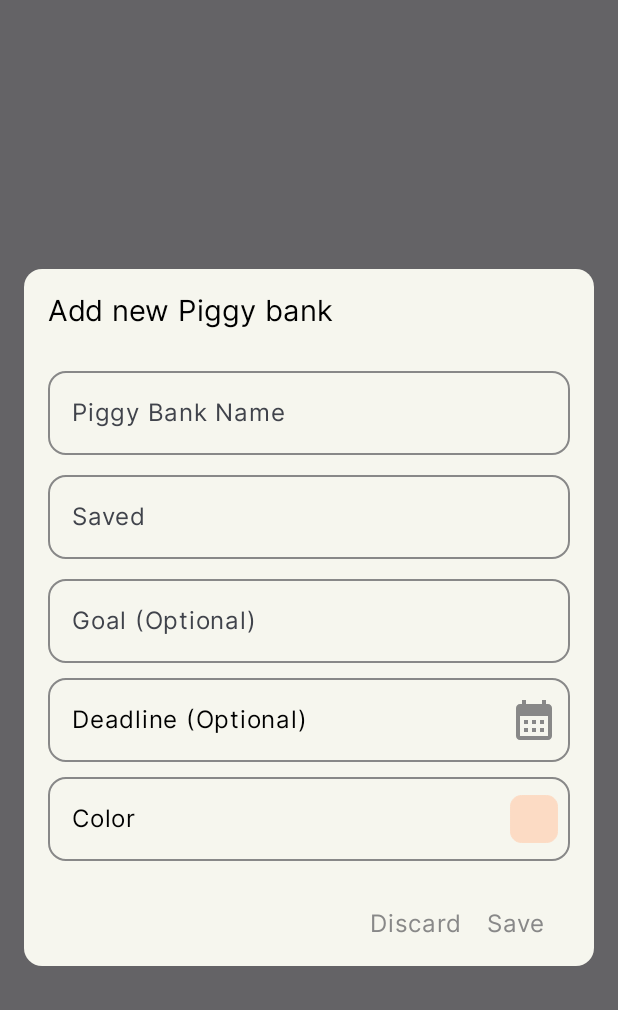
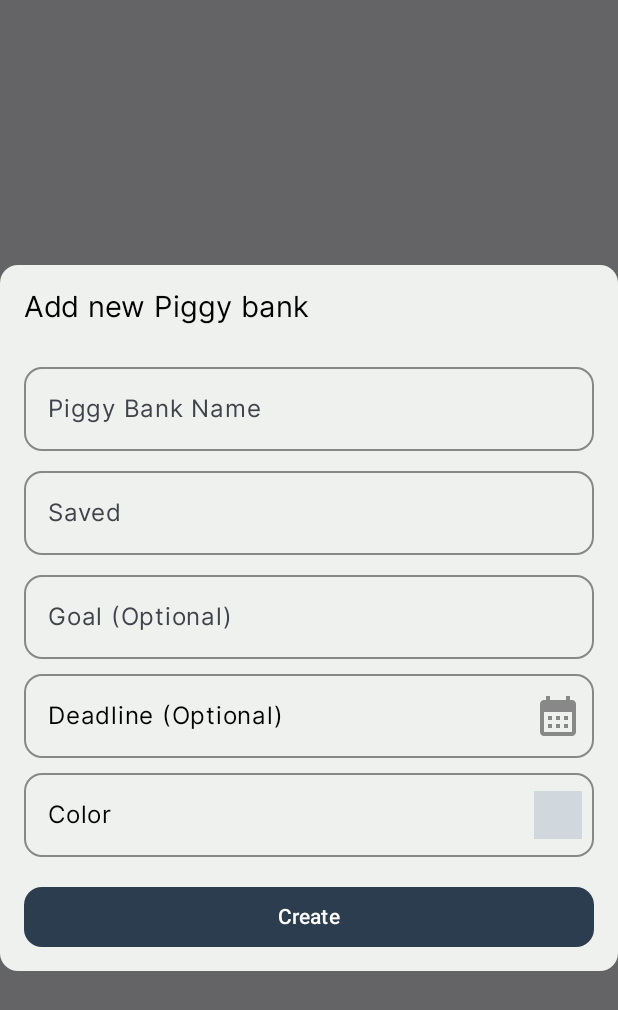
Before and after one commit to AdrianIkeaba/Piggy, an Android app built with Jetpack Compose: the composable CreateNewPiggy shown on its own in the app's theme, on a phone screen of 412 x 824 dp. Shown: the top 1010 px of the screen. Run offline under Robolectric (Android 15) with nearby library versions, the phone set to English and light mode, and no system bars; libraries missing offline, so code that uses them is left out: coil.decode; 5 statements that could not run were skipped.

Commit message:
first push

```diff
--- a/app/src/main/java/com/ghostdev/piggy/ui/view/Home.kt
+++ b/app/src/main/java/com/ghostdev/piggy/ui/view/Home.kt
@@ -9,7 +9,6 @@ import androidx.compose.foundation.layout.Arrangement
 import androidx.compose.foundation.layout.Box
 import androidx.compose.foundation.layout.Column
 import androidx.compose.foundation.layout.Row
-import androidx.compose.foundation.layout.Spacer
 import androidx.compose.foundation.layout.fillMaxHeight
 import androidx.compose.foundation.layout.fillMaxSize
 import androidx.compose.foundation.layout.fillMaxWidth
@@ -58,15 +57,12 @@ import androidx.compose.ui.text.style.TextAlign
 import androidx.compose.ui.unit.dp
 import androidx.compose.ui.unit.sp
 import androidx.compose.ui.window.Dialog
-import androidx.core.text.isDigitsOnly
 import androidx.lifecycle.viewmodel.compose.viewModel
 import androidx.navigation.NavController
 import com.ghostdev.piggy.R
 import com.ghostdev.piggy.ui.theme.Inter
 import com.ghostdev.piggy.ui.theme.KronaOne
 import com.ghostdev.piggy.ui.theme.colorOne
-import com.ghostdev.piggy.ui.theme.colorThree
-import com.ghostdev.piggy.ui.theme.cursorColor
 import com.ghostdev.piggy.ui.theme.leftButtonColor
 import com.ghostdev.piggy.ui.theme.premiumPrimary
 import com.ghostdev.piggy.ui.theme.premiumSecondary
@@ -78,9 +74,6 @@ import com.ghostdev.piggy.ui.view.customcomposables.AutoResizeText
 import com.ghostdev.piggy.ui.view.customcomposables.FontSizeRange
 import com.ghostdev.piggy.ui.view.viewmodel.BottomSheetViewModel
 import kotlinx.coroutines.launch
-import java.text.DecimalFormat
-import java.text.NumberFormat
-import java.util.Locale
 
 
 @OptIn(ExperimentalMaterial3Api::class)
@@ -248,17 +241,15 @@ fun CreateNewPiggy(onDismiss: () -> Unit) {
     var piggyName by remember { mutableStateOf("") }
     var saved by remember { mutableStateOf("") }
     var goal by remember { mutableStateOf("") }
-    var deadline by remember { mutableStateOf("Deadline (Optional)") }
-    var color by remember { mutableStateOf("Color") }
+    val deadline by remember { mutableStateOf("Deadline (Optional)") }
+    val color by remember { mutableStateOf("Color") }
+
+    var colorDialogShow by remember { mutableStateOf(false) }
 
     Dialog(onDismissRequest = { onDismiss() }) {
         Card(
-            modifier = Modifier
-                .wrapContentHeight()
-                .padding(16.dp),
-            colors = CardDefaults.cardColors(
-                containerColor = primary // Adjust color as needed
-            )
+            modifier = Modifier.wrapContentHeight(),
+            colors = CardDefaults.cardColors(containerColor = Color(0xFFEEF1ED))
         ) {
             Column(modifier = Modifier.padding(16.dp)) {
                 Text(
@@ -359,51 +350,46 @@ fun CreateNewPiggy(onDismiss: () -> Unit) {
 
                 OutlinedTextField(
                     value = color,
-                    onValueChange = {  },
+                    onValueChange = { },
                     modifier = Modifier
                         .fillMaxWidth()
-                        .padding(bottom = 30.dp),
+                        .padding(bottom = 10.dp),
+                    enabled = false,
                     shape = RoundedCornerShape(12.dp),
-                    enabled = false,
                     colors = OutlinedTextFieldDefaults.colors(
                         unfocusedBorderColor = Color.Gray,
                         focusedBorderColor = Color.Black,
                         cursorColor = Color.Black,
                         focusedLabelColor = Color.Black,
                         focusedTextColor = Color.Black,
+                        unfocusedTextColor = Color.Black,
                         disabledBorderColor = Color.Gray,
-                        disabledTextColor = Color.Black
+                        disabledTextColor = Color.Black,
+                        disabledTrailingIconColor = Color.Gray
                     ),
                     trailingIcon = {
-                        Icon(
-                            painter = painterResource(id = R.drawable.color_box),
-                            contentDescription = "Color Box",
+                        Box(
                             modifier = Modifier
                                 .size(48.dp)
-                                .padding(8.dp),
-                            tint = colorThree
+                                .padding(8.dp)
+                                .background(colorOne)
+                                .clickable {
+                                    colorDialogShow = true
+                                }
                         )
                     }
                 )
 
-                Row(
-                    modifier = Modifier.fillMaxWidth(),
-                    horizontalArrangement = Arrangement.End
+                Button(
+                    onClick = { onDismiss() },
+                    modifier = Modifier
+                        .fillMaxWidth()
+                        .height(50.dp)
+                        .padding(top = 10.dp),
+                    colors = ButtonDefaults.buttonColors(containerColor = tertiary),
+                    shape = RoundedCornerShape(12.dp)
                 ) {
-                    Text(
-                        text = "Discard",
-                        modifier = Modifier
-                            .padding(end = 16.dp)
-                            .clickable { onDismiss() },
-                        fontSize = 16.sp,
-                        color = Color.Gray // Adjust color as needed
-                    )
-                    Text(
-                        text = "Save",
-                        modifier = Modifier.padding(end = 16.dp),
-                        fontSize = 16.sp,
-                        color = Color.Gray // Adjust color as needed
-                    )
+                    Text(text = "Create", color = Color.White)
                 }
             }
         }
```
